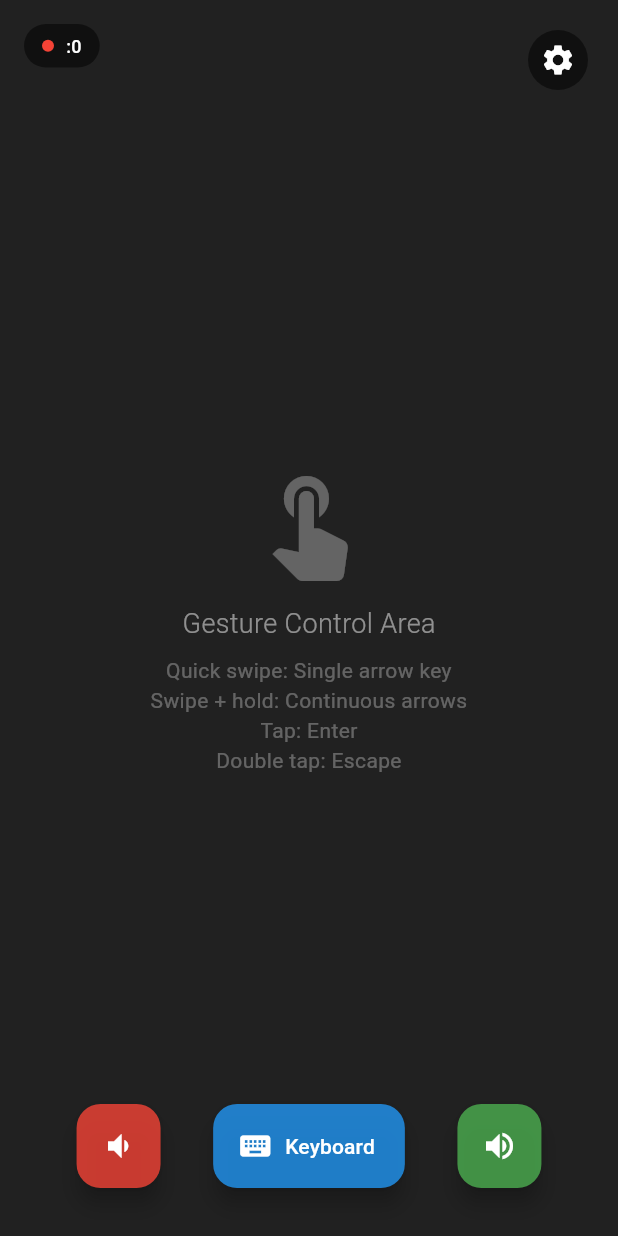
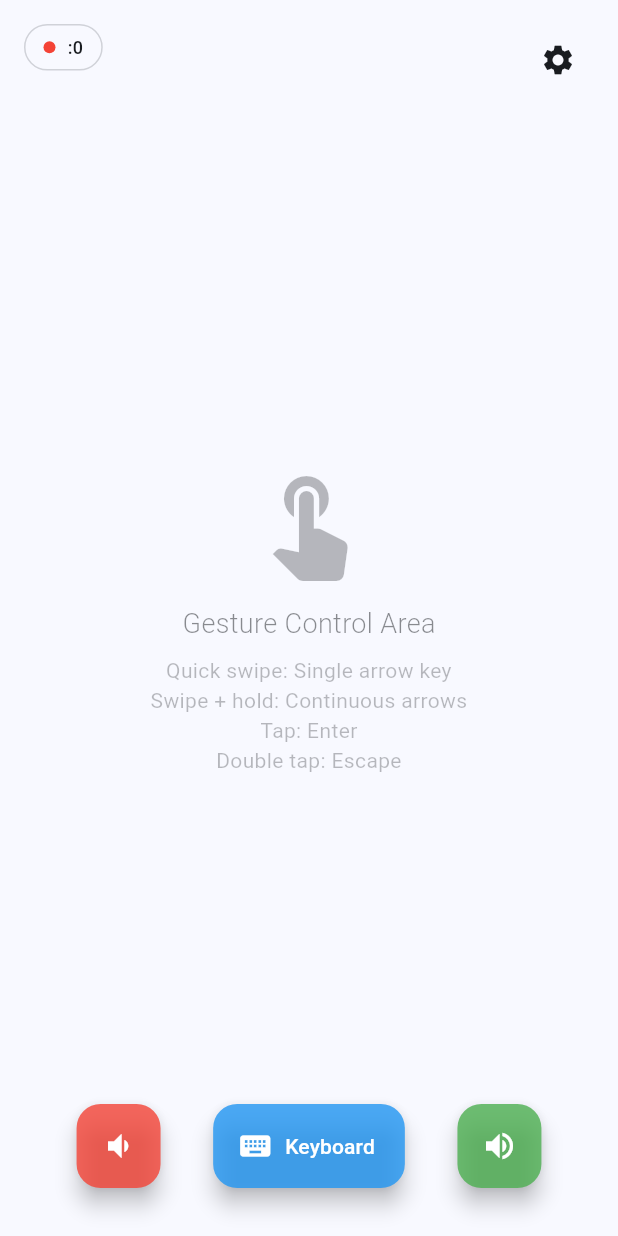
Before and after one commit to NtWriteCode/flowcontroller, a Flutter app: the ControlScreen screen opened directly with empty values, on a phone screen of 412 x 824 dp. Run offline on Flutter 3.47's test engine with Material 3 defaults, Android fonts, the phone set to English and light mode, and no system bars; our stand-ins replace shared_preferences; missing offline and left inert: mobile_scanner, wake_on_lan; accounts and stored records are empty; network calls fail.

Commit message:
Switchable dark/light theme

```diff
--- a/android_controller/lib/screens/control_screen.dart
+++ b/android_controller/lib/screens/control_screen.dart
@@ -362,8 +362,10 @@ class _ControlScreenState extends State<ControlScreen> {
 
   @override
   Widget build(BuildContext context) {
+    final theme = Theme.of(context);
+
     return Scaffold(
-      backgroundColor: Colors.grey.shade900,
+      backgroundColor: theme.scaffoldBackgroundColor,
       body: SafeArea(
         child: Stack(
           children: [
@@ -403,13 +405,13 @@ class _ControlScreenState extends State<ControlScreen> {
                       Icon(
                         Icons.touch_app,
                         size: 80,
-                        color: Colors.white.withOpacity(0.3),
+                        color: theme.colorScheme.onSurface.withOpacity(0.3),
                       ),
                       const SizedBox(height: 16),
                       Text(
                         'Gesture Control Area',
                         style: TextStyle(
-                          color: Colors.white.withOpacity(0.5),
+                          color: theme.colorScheme.onSurface.withOpacity(0.5),
                           fontSize: 18,
                           fontWeight: FontWeight.w300,
                         ),
@@ -419,7 +421,7 @@ class _ControlScreenState extends State<ControlScreen> {
                         'Quick swipe: Single arrow key\nSwipe + hold: Continuous arrows\nTap: Enter\nDouble tap: Escape',
                         textAlign: TextAlign.center,
                         style: TextStyle(
-                          color: Colors.white.withOpacity(0.3),
+                          color: theme.colorScheme.onSurface.withOpacity(0.3),
                           fontSize: 14,
                         ),
                       ),
@@ -435,7 +437,7 @@ class _ControlScreenState extends State<ControlScreen> {
               Container(
                 width: double.infinity,
                 height: double.infinity,
-                color: Colors.blue.withOpacity(0.1),
+                color: theme.colorScheme.primary.withOpacity(0.1),
                 child: Center(
                   child: Container(
                     padding: const EdgeInsets.symmetric(
@@ -443,13 +445,16 @@ class _ControlScreenState extends State<ControlScreen> {
                       vertical: 12,
                     ),
                     decoration: BoxDecoration(
-                      color: Colors.black.withOpacity(0.8),
+                      color: theme.colorScheme.surface.withOpacity(0.9),
                       borderRadius: BorderRadius.circular(8),
+                      border: Border.all(
+                        color: theme.colorScheme.outline.withOpacity(0.3),
+                      ),
                     ),
                     child: Text(
                       _lastGesture,
-                      style: const TextStyle(
-                        color: Colors.white,
+                      style: TextStyle(
+                        color: theme.colorScheme.onSurface,
                         fontSize: 16,
                         fontWeight: FontWeight.w500,
                       ),
@@ -464,9 +469,9 @@ class _ControlScreenState extends State<ControlScreen> {
               right: 16,
               child: IconButton(
                 onPressed: _openSettings,
-                icon: const Icon(Icons.settings, color: Colors.white),
+                icon: Icon(Icons.settings, color: theme.colorScheme.onSurface),
                 style: IconButton.styleFrom(
-                  backgroundColor: Colors.black.withOpacity(0.5),
+                  backgroundColor: theme.colorScheme.surface.withOpacity(0.8),
                 ),
               ),
             ),
@@ -487,7 +492,8 @@ class _ControlScreenState extends State<ControlScreen> {
                       _sendVolumeCommand('down');
                     },
                     backgroundColor: Colors.red.withOpacity(0.8),
-                    child: const Icon(Icons.volume_down, color: Colors.white),
+                    foregroundColor: Colors.white,
+                    child: const Icon(Icons.volume_down),
                   ),
 
                   // Keyboard
@@ -497,13 +503,12 @@ class _ControlScreenState extends State<ControlScreen> {
                     backgroundColor: _isKeyboardMode
                         ? Colors.green.withOpacity(0.8)
                         : Colors.blue.withOpacity(0.8),
+                    foregroundColor: Colors.white,
                     icon: Icon(
                       _isKeyboardMode ? Icons.keyboard_hide : Icons.keyboard,
-                      color: Colors.white,
                     ),
                     label: Text(
                       _isKeyboardMode ? 'Hide' : 'Keyboard',
-                      style: const TextStyle(color: Colors.white),
                     ),
                   ),
 
@@ -515,7 +520,8 @@ class _ControlScreenState extends State<ControlScreen> {
                       _sendVolumeCommand('up');
                     },
                     backgroundColor: Colors.green.withOpacity(0.8),
-                    child: const Icon(Icons.volume_up, color: Colors.white),
+                    foregroundColor: Colors.white,
+                    child: const Icon(Icons.volume_up),
                   ),
                 ],
               ),
@@ -528,8 +534,11 @@ class _ControlScreenState extends State<ControlScreen> {
               child: Container(
                 padding: const EdgeInsets.symmetric(horizontal: 12, vertical: 6),
                 decoration: BoxDecoration(
-                  color: Colors.black.withValues(alpha: 0.5),
+                  color: theme.colorScheme.surface.withOpacity(0.8),
                   borderRadius: BorderRadius.circular(16),
+                  border: Border.all(
+                    color: theme.colorScheme.outline.withOpacity(0.3),
+                  ),
                 ),
                 child: Row(
                   mainAxisSize: MainAxisSize.min,
@@ -545,8 +554,8 @@ class _ControlScreenState extends State<ControlScreen> {
                     const SizedBox(width: 8),
                     Text(
                       '${widget.config.host}:${widget.config.port}',
-                      style: const TextStyle(
-                        color: Colors.white,
+                      style: TextStyle(
+                        color: theme.colorScheme.onSurface,
                         fontSize: 12,
                         fontWeight: FontWeight.w500,
                       ),
--- a/android_controller/pubspec.yaml
+++ b/android_controller/pubspec.yaml
@@ -35,6 +35,7 @@ dependencies:
   shared_preferences: ^2.5.3
   wake_on_lan: ^4.1.1+3
   mobile_scanner: ^7.0.1
+  provider: ^6.1.5+1
 
 dev_dependencies:
   flutter_test:
```
Also changed, not shown: android_controller/lib/main.dart (+24 -2 lines), android_controller/lib/screens/config_screen.dart (+38 -14 lines), android_controller/lib/services/theme_service.dart (added, +35 -0 lines).
